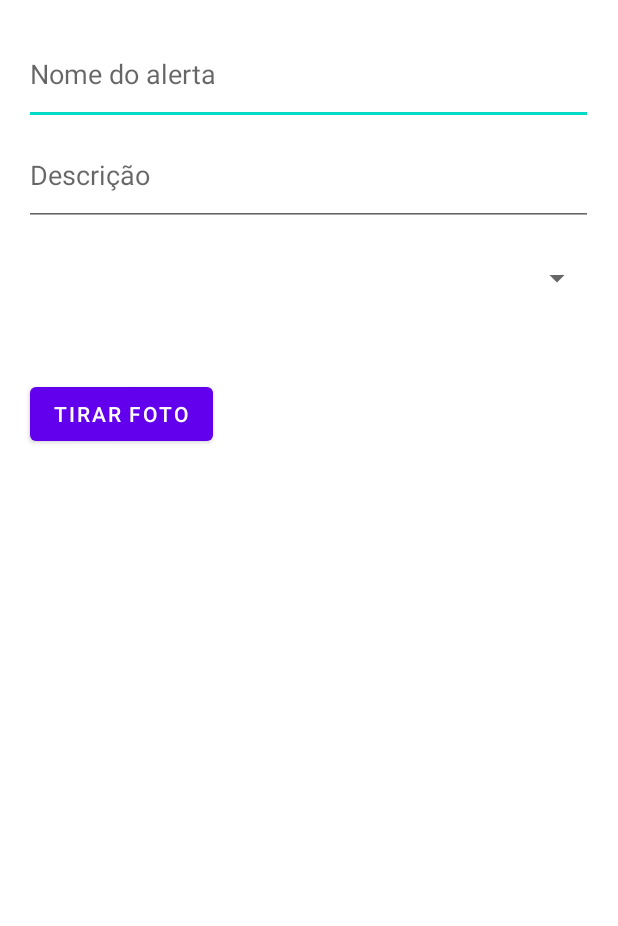
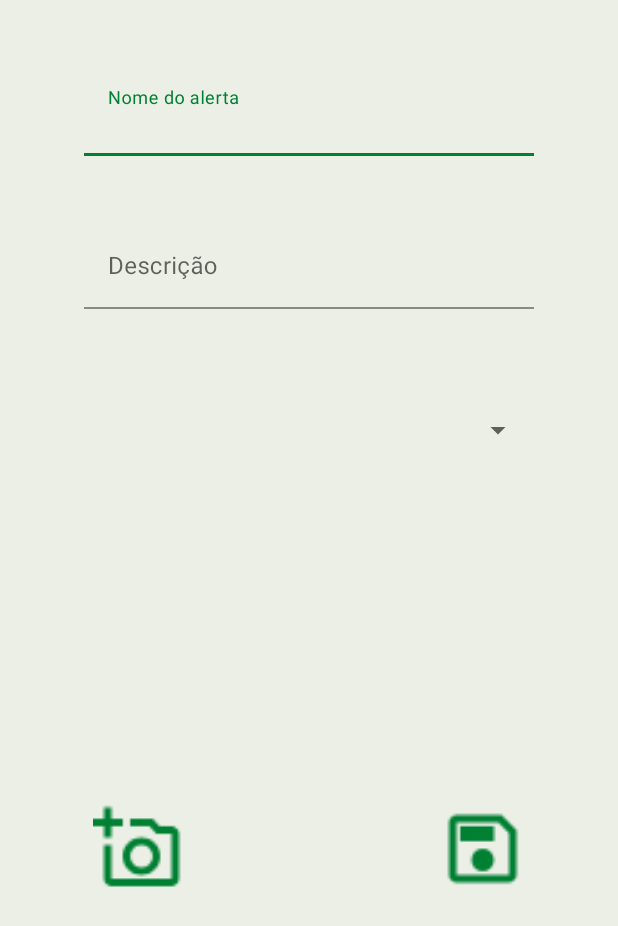
Before and after one commit to gregordrebes/geolocation, an Android app: the layout add_alert_modal.xml on its own in the app's theme, with its tools: preview values and no code run, on a phone screen of 412 x 824 dp. Shown: the top 926 px of the screen. Run offline under Robolectric (Android 15) with nearby library versions, the phone set to English and light mode, and no system bars; network calls fail.

Commit message:
- ajuste layout dialog de alerta

```diff
--- a/app/src/main/java/com/geolocatepoop/AddAlertDialog.java
+++ b/app/src/main/java/com/geolocatepoop/AddAlertDialog.java
@@ -2,9 +2,9 @@ package com.geolocatepoop;
 
 import android.app.Dialog;
 import android.content.Context;
-import android.content.DialogInterface;
 import android.os.Bundle;
 
+import android.widget.ImageButton;
 import androidx.annotation.NonNull;
 import androidx.appcompat.app.AlertDialog;
 import androidx.appcompat.app.AppCompatDialogFragment;
@@ -27,6 +27,7 @@ public class AddAlertDialog extends AppCompatDialogFragment {
     private String base64Image;
     private DialogListener listener;
     private String coordinates;
+    private ImageButton saveButton;
 
     @NonNull
     @Override
@@ -44,28 +45,23 @@ public class AddAlertDialog extends AppCompatDialogFragment {
         assert getArguments() != null;
         coordinates = getArguments().getString("coordinates");
 
-        builder.setView(view)
-                .setTitle("Adicionando alerta")
-                .setNegativeButton("cancel", new DialogInterface.OnClickListener() {
-                    @Override
-                    public void onClick(DialogInterface dialogInterface, int i) {
-
-                    }
-                })
-                .setPositiveButton("ok", new DialogInterface.OnClickListener() {
-                    @Override
-                    public void onClick(DialogInterface dialogInterface, int i) {
-                        String name  = nameField.getText().toString();
-                        String description = descriptionField.getText().toString();
-                        Category category = (Category) categoryField.getSelectedItem();
-                        String b64 = ""; // TODO: extract image
-                        listener.applyTexts(name, description, category.getId(), b64, coordinates);
-                    }
-                });
+        builder.setView(view);
 
         nameField = view.findViewById(R.id.name);
         descriptionField = view.findViewById(R.id.description);
         categoryField = view.findViewById(R.id.category);
+        saveButton = view.findViewById(R.id.btn_save);
+
+        saveButton.setOnClickListener(new View.OnClickListener() {
+            @Override
+            public void onClick(View view) {
+                String name  = nameField.getText().toString();
+                String description = descriptionField.getText().toString();
+                Category category = (Category) categoryField.getSelectedItem();
+                String b64 = ""; // TODO: extract image
+                listener.applyTexts(name, description, category.getId(), b64, coordinates);
+            }
+        });
 
         loadCategories();
 
--- /dev/null
+++ b/app/src/main/res/drawable/add_a_photo.xml
@@ -0,0 +1,9 @@
+<vector xmlns:android="http://schemas.android.com/apk/res/android"
+    android:width="24dp"
+    android:height="24dp"
+    android:viewportWidth="24"
+    android:viewportHeight="24">
+  <path
+      android:pathData="M21,6h-3.17L16,4h-6v2h5.12l1.83,2L21,8v12L5,20v-9L3,11v9c0,1.1 0.9,2 2,2h16c1.1,0 2,-0.9 2,-2L23,8c0,-1.1 -0.9,-2 -2,-2zM8,14c0,2.76 2.24,5 5,5s5,-2.24 5,-5 -2.24,-5 -5,-5 -5,2.24 -5,5zM13,11c1.65,0 3,1.35 3,3s-1.35,3 -3,3 -3,-1.35 -3,-3 1.35,-3 3,-3zM5,6h3L8,4L5,4L5,1L3,1v3L0,4v2h3v3h2z"
+      android:fillColor="#000000"/>
+</vector>
--- /dev/null
+++ b/app/src/main/res/drawable/save.xml
@@ -0,0 +1,9 @@
+<vector xmlns:android="http://schemas.android.com/apk/res/android"
+    android:width="24dp"
+    android:height="24dp"
+    android:viewportWidth="24"
+    android:viewportHeight="24">
+  <path
+      android:pathData="M17,3L5,3c-1.11,0 -2,0.9 -2,2v14c0,1.1 0.89,2 2,2h14c1.1,0 2,-0.9 2,-2L21,7l-4,-4zM19,19L5,19L5,5h11.17L19,7.83L19,19zM12,12c-1.66,0 -3,1.34 -3,3s1.34,3 3,3 3,-1.34 3,-3 -1.34,-3 -3,-3zM6,6h9v4L6,10z"
+      android:fillColor="#000000"/>
+</vector>
--- a/app/src/main/res/layout/add_alert_modal.xml
+++ b/app/src/main/res/layout/add_alert_modal.xml
@@ -5,39 +5,82 @@
     android:id="@+id/relativeLayout"
     android:layout_width="match_parent"
     android:layout_height="match_parent"
+    android:background="@color/app_background"
     android:padding="16dp">
 
-    <EditText
-        android:id="@+id/name"
-        android:layout_width="379dp"
-        android:layout_height="67dp"
-        android:hint="Nome do alerta"
-        app:layout_constraintStart_toStartOf="parent"
-        app:layout_constraintTop_toTopOf="parent" />
+    <com.google.android.material.textfield.TextInputLayout
+            android:id="@+id/textInputLayout"
+            android:layout_width="300dp"
+            android:layout_height="70dp"
+            android:layout_marginStart="15dp"
+            android:layout_marginTop="32dp"
+            android:layout_marginEnd="15dp"
+            android:background="@color/app_background"
+            app:layout_constraintStart_toStartOf="parent"
+            app:layout_constraintTop_toTopOf="parent"
+            app:layout_constraintEnd_toEndOf="parent" app:boxStrokeColor="@color/top_app_bar_color"
+            app:hintTextColor="@color/top_app_bar_color" app:startIconTint="@color/top_app_bar_color"
+            app:endIconTint="@color/top_app_bar_color">
+        <com.google.android.material.textfield.TextInputEditText
+                android:id="@+id/name"
+                android:layout_width="match_parent"
+                android:layout_height="wrap_content"
+                android:background="@color/app_background"
+                android:hint="Nome do alerta"/>
+    </com.google.android.material.textfield.TextInputLayout>
+    <com.google.android.material.textfield.TextInputLayout
+            android:id="@+id/textInputLayoutDescription"
+            android:layout_width="300dp"
+            android:layout_height="70dp"
+            android:layout_marginStart="15dp"
+            android:layout_marginTop="32dp"
+            android:layout_marginEnd="15dp"
+            android:background="@color/app_background"
+            app:layout_constraintStart_toStartOf="parent"
+            app:layout_constraintTop_toBottomOf="@+id/textInputLayout"
+            app:boxStrokeColor="@color/top_app_bar_color"
+            app:hintTextColor="@color/top_app_bar_color" app:startIconTint="@color/top_app_bar_color"
+            app:endIconTint="@color/top_app_bar_color" app:layout_constraintEnd_toEndOf="parent">
+        <com.google.android.material.textfield.TextInputEditText
+                android:id="@+id/description"
+                android:layout_width="match_parent"
+                android:layout_height="wrap_content"
+                android:background="@color/app_background"
+                android:hint="Descrição"/>
+    </com.google.android.material.textfield.TextInputLayout>
+    <Spinner
+            android:id="@+id/category"
+            android:layout_width="300dp"
+            android:layout_height="70dp"
+            app:layout_constraintStart_toStartOf="parent"
+            app:layout_constraintTop_toBottomOf="@+id/textInputLayoutDescription"
+            android:layout_marginTop="32dp"
+            android:layout_marginStart="15dp" android:layout_marginEnd="15dp"
+            app:layout_constraintEnd_toEndOf="parent"/>
 
-    <EditText
-        android:id="@+id/description"
-        android:layout_width="379dp"
-        android:layout_height="67dp"
-        android:hint="Descrição"
-        app:layout_constraintStart_toStartOf="parent"
-        app:layout_constraintTop_toBottomOf="@+id/name" />
+    <ImageButton android:id="@+id/btn_foto"
+                 android:layout_width="30dp"
+                 android:layout_height="30dp"
+                 app:srcCompat="@drawable/add_a_photo"
+                 app:tint="@color/top_app_bar_color"
+                 android:backgroundTint="@color/app_background"
+                 android:layout_marginTop="35dp" app:layout_constraintTop_toBottomOf="@+id/category"
+                 app:layout_constraintStart_toStartOf="parent" android:layout_marginStart="60dp" android:scaleX="2.5"
+                 android:scaleY="2.5" app:layout_constraintBottom_toBottomOf="parent"
+                 android:layout_marginBottom="35dp"/>
 
-    <Spinner
-        android:id="@+id/category"
-        android:layout_width="379dp"
-        android:layout_height="69dp"
-        app:layout_constraintStart_toStartOf="parent"
-        app:layout_constraintTop_toBottomOf="@+id/description" />
-
-    <Button
-        android:id="@+id/btn_foto"
-        android:layout_width="wrap_content"
-        android:layout_height="wrap_content"
-        android:layout_marginStart="4dp"
-        android:layout_marginTop="32dp"
-        android:text="Tirar foto"
-        app:layout_constraintStart_toStartOf="parent"
-        app:layout_constraintTop_toBottomOf="@+id/category" />
+    <ImageButton android:id="@+id/btn_save"
+                 android:layout_width="30dp"
+                 android:layout_height="30dp"
+                 android:backgroundTint="@color/app_background"
+                 android:layout_marginTop="35dp"
+                 android:layout_marginEnd="60dp"
+                 android:scaleX="2.5"
+                 android:scaleY="2.5"
+                 app:srcCompat="@drawable/save"
+                 app:tint="@color/top_app_bar_color"
+                 app:layout_constraintTop_toBottomOf="@+id/category"
+                 app:layout_constraintEnd_toEndOf="parent" app:layout_constraintBottom_toBottomOf="parent"
+                 android:layout_marginBottom="35dp"/>
 
 </androidx.constraintlayout.widget.ConstraintLayout>
```
